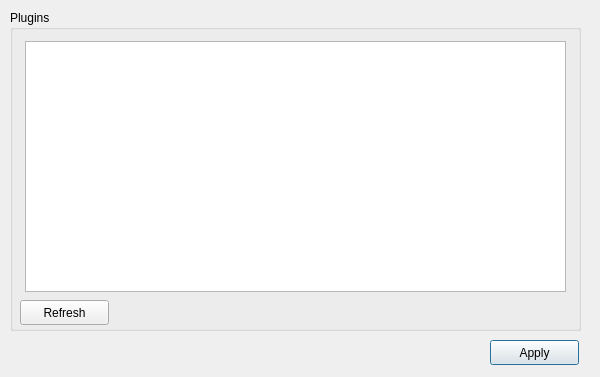
Before: the Qt Designer form components/pyIVLS_pluginloader.ui in pyIVLS/pyIVLS, drawn with Qt 5.
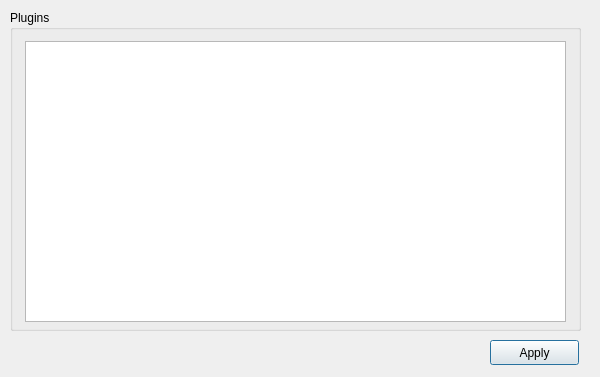
After: the same form once the commit is applied.

Commit message: Dependency checking now working. Added functionality to notify user about automatic dependency changes. Removed refresh button since it is now redundant. Refreshing when changes are made is now automatic.

What changed in the file:
```diff
--- a/components/pyIVLS_pluginloader.ui
+++ b/components/pyIVLS_pluginloader.ui
@@ -53,26 +53,13 @@
    <property name="title">
     <string>Plugins</string>
    </property>
-   <widget class="QPushButton" name="refreshButton">
-    <property name="geometry">
-     <rect>
-      <x>10</x>
-      <y>290</y>
-      <width>89</width>
-      <height>25</height>
-     </rect>
-    </property>
-    <property name="text">
-     <string>Refresh</string>
-    </property>
-   </widget>
    <widget class="QListView" name="pluginList">
     <property name="geometry">
      <rect>
       <x>15</x>
       <y>31</y>
       <width>541</width>
-      <height>251</height>
+      <height>281</height>
      </rect>
     </property>
    </widget>
```
The commit also changes 5 other files.
